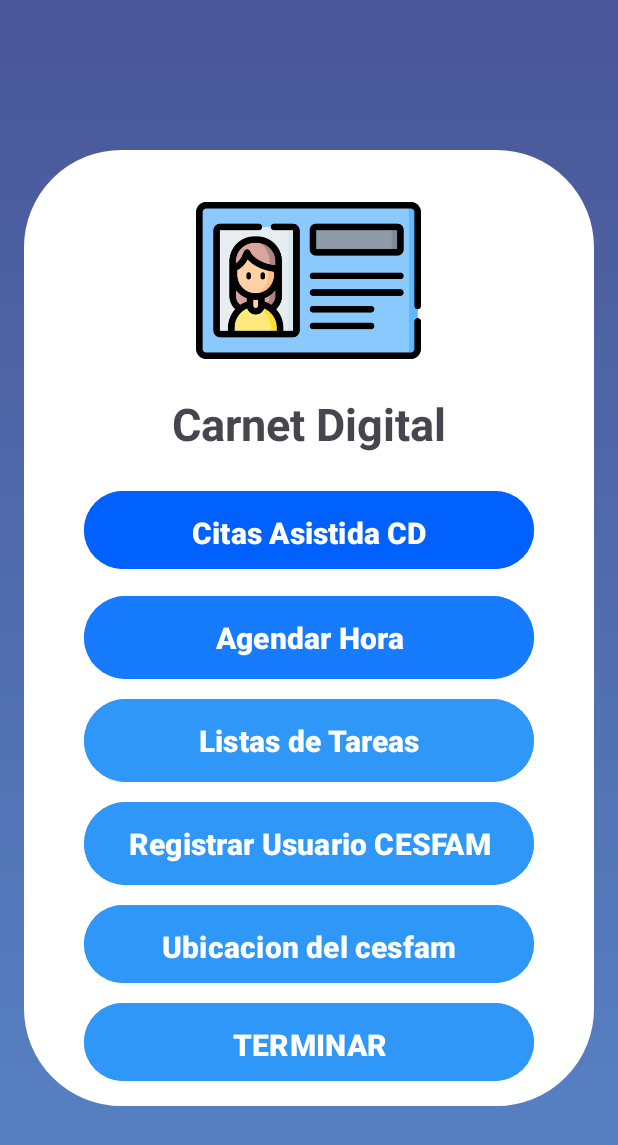
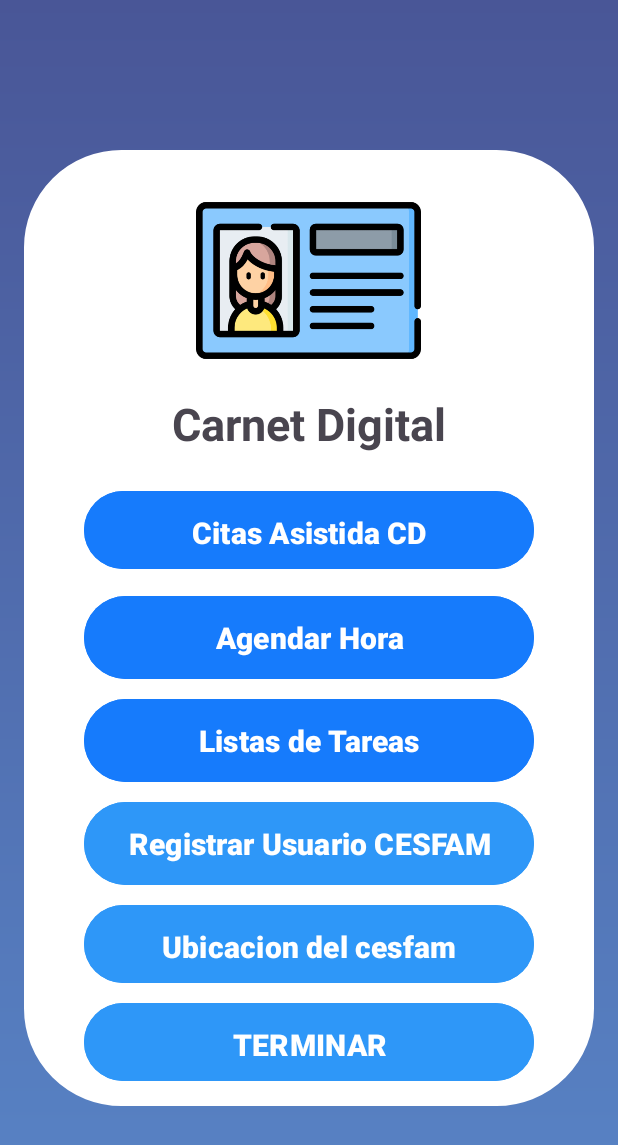
Before and after one commit to Cristobal2312/carnet_digital, an Android app: the screen it shows after launch (menu_principal), on a phone screen of 412 x 824 dp. Shown: the top 1145 px of the screen. Run offline under Robolectric (Android 15) with nearby library versions, the phone set to English and light mode, and no system bars; our stand-ins replace Firebase (no records; nobody signed in at launch, a user with empty details on screens opened directly).

Commit message:
cambio colores de botones main

```diff
--- a/app/src/main/res/layout/activity_menu_principal.xml
+++ b/app/src/main/res/layout/activity_menu_principal.xml
@@ -48,7 +48,7 @@
             android:layout_width="300dp"
             android:layout_height="60dp"
             android:layout_marginTop="5dp"
-            android:backgroundTint="#0061FF"
+            android:backgroundTint="#167BFC"
             android:paddingVertical="14dp"
             android:text="Citas Asistida CD"
             android:textSize="20dp"
@@ -72,7 +72,7 @@
             android:layout_width="300dp"
             android:layout_height="wrap_content"
             android:layout_marginTop="5dp"
-            android:backgroundTint="#2E97F8"
+            android:backgroundTint="#167BFC"
             android:paddingVertical="14dp"
             android:text="Listas de Tareas"
             android:textSize="20dp"
```
